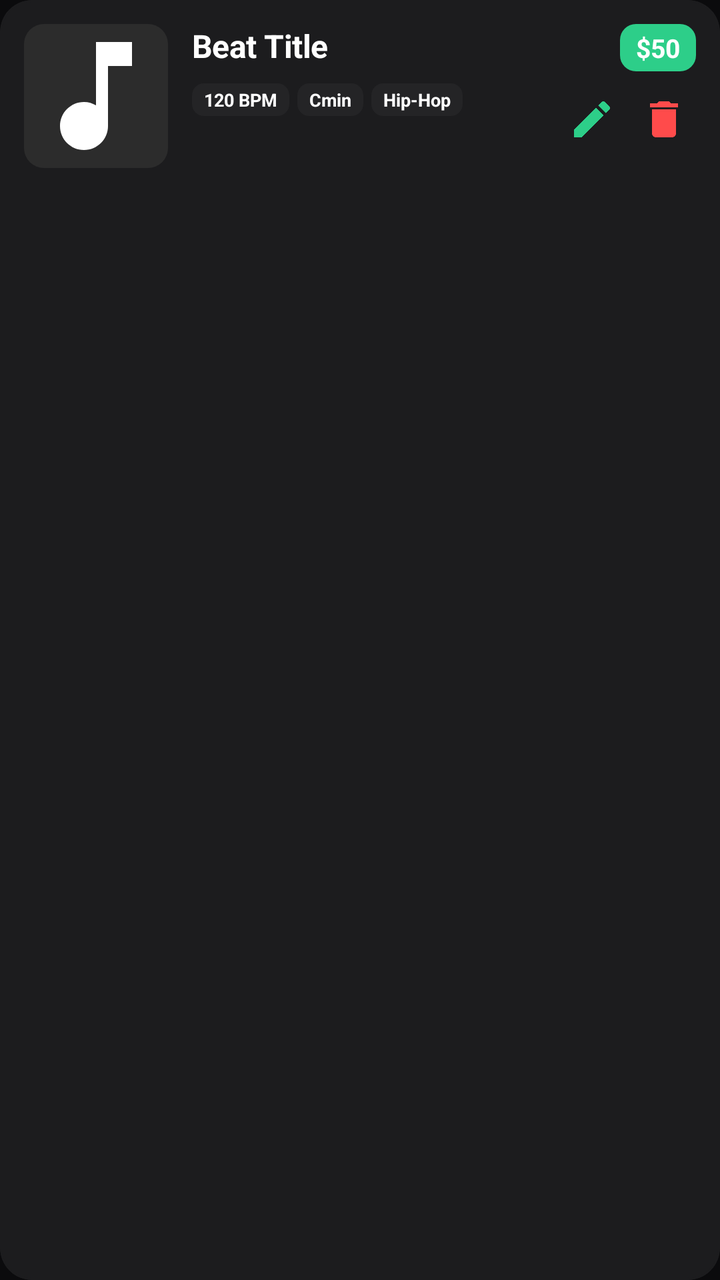
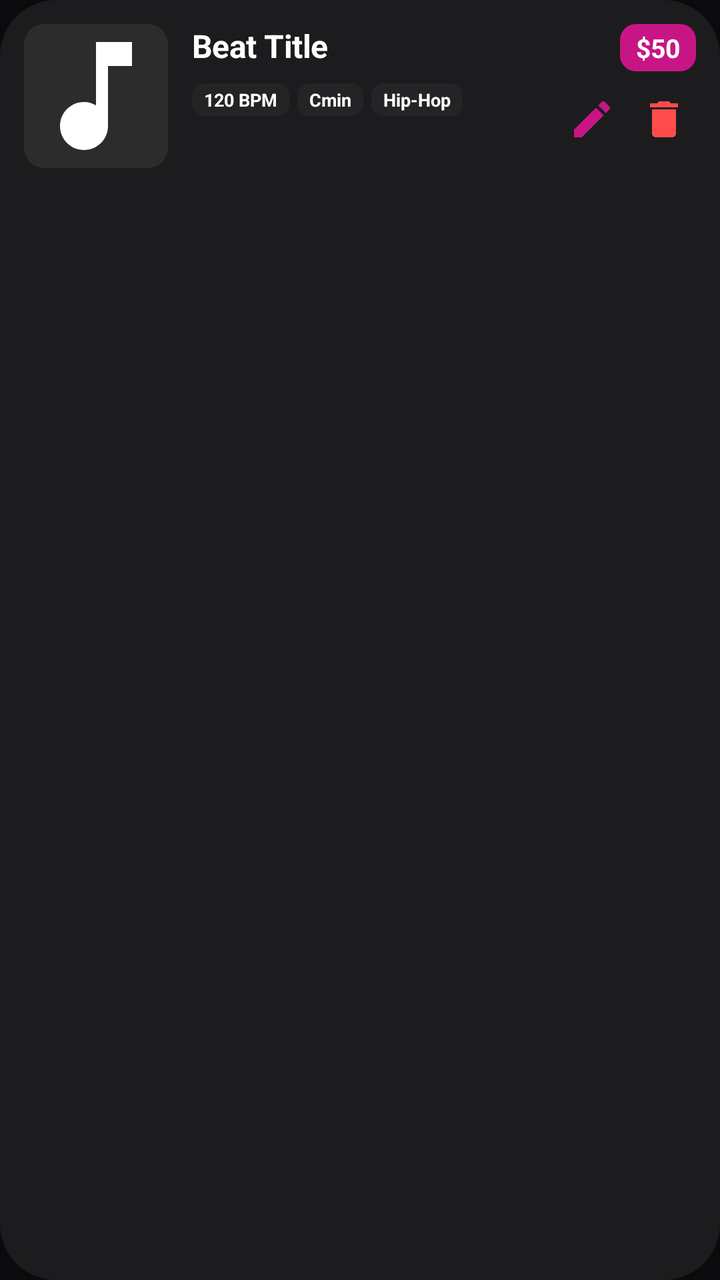

Screens rendered from an Android XML layout before and after an edit, with the pre-edit source and the edit as a unified diff.
<!-- AndroidManifest.xml: application theme Theme.BeatHouse.Splash -->
<!-- res/layout/item_seller_beat.xml -->
<?xml version="1.0" encoding="utf-8"?>
<com.google.android.material.card.MaterialCardView
    xmlns:android="http://schemas.android.com/apk/res/android"
    xmlns:app="http://schemas.android.com/apk/res-auto"
    android:layout_width="match_parent"
    android:layout_height="wrap_content"
    android:layout_marginHorizontal="12dp"
    android:layout_marginVertical="6dp"
    app:cardCornerRadius="16dp"
    app:cardElevation="0dp"
    app:cardBackgroundColor="@color/surface_container"
    app:strokeColor="@color/outline"
    app:strokeWidth="1dp"
    android:stateListAnimator="@null">

    <LinearLayout
        android:layout_width="match_parent"
        android:layout_height="wrap_content"
        android:orientation="horizontal"
        android:padding="12dp"
        android:gravity="top">

        
        <com.google.android.material.card.MaterialCardView
            android:layout_width="72dp"
            android:layout_height="72dp"
            app:cardCornerRadius="10dp"
            app:cardElevation="0dp"
            app:strokeWidth="0dp">
            <ImageView
                android:id="@+id/ivBeatCover"
                android:layout_width="match_parent"
                android:layout_height="match_parent"
                android:scaleType="centerCrop"
                android:src="@drawable/ic_music_note"
                android:background="#2C2C2C" />
        </com.google.android.material.card.MaterialCardView>

        <LinearLayout
            android:layout_width="0dp"
            android:layout_height="wrap_content"
            android:layout_weight="1"
            android:orientation="vertical"
            android:layout_marginStart="12dp">

            <TextView
                android:id="@+id/tvBeatTitle"
                android:layout_width="match_parent"
                android:layout_height="wrap_content"
                android:text="Beat Title"
                android:textColor="@color/on_surface"
                android:textSize="16sp"
                android:textStyle="bold"
                android:letterSpacing="-0.01"
                android:maxLines="2"
                android:ellipsize="end" />

            <LinearLayout
                android:layout_width="match_parent"
                android:layout_height="wrap_content"
                android:layout_marginTop="8dp"
                android:orientation="horizontal">

                <TextView
                    android:id="@+id/tvBeatBpm"
                    android:layout_width="wrap_content"
                    android:layout_height="wrap_content"
                    android:text="120 BPM"
                    android:textSize="9sp"
                    android:textStyle="bold"
                    android:textColor="@color/on_surface"
                    android:paddingHorizontal="6dp"
                    android:paddingVertical="2dp"
                    android:background="@drawable/tag_background"
                    android:maxLines="1" />

                <TextView
                    android:id="@+id/tvBeatKey"
                    android:layout_width="wrap_content"
                    android:layout_height="wrap_content"
                    android:layout_marginStart="4dp"
                    android:text="Cmin"
                    android:textSize="9sp"
                    android:textStyle="bold"
                    android:textColor="@color/on_surface"
                    android:paddingHorizontal="6dp"
                    android:paddingVertical="2dp"
                    android:background="@drawable/tag_background"
                    android:maxLines="1" />

                <TextView
                    android:id="@+id/tvBeatGenre"
                    android:layout_width="wrap_content"
                    android:layout_height="wrap_content"
                    android:layout_marginStart="4dp"
                    android:text="Hip-Hop"
                    android:textSize="9sp"
                    android:textStyle="bold"
                    android:textColor="@color/on_surface"
                    android:paddingHorizontal="6dp"
                    android:paddingVertical="2dp"
                    android:background="@drawable/tag_background"
                    android:maxLines="1"
                    android:ellipsize="end" />
            </LinearLayout>

        </LinearLayout>

        
        <LinearLayout
            android:layout_width="wrap_content"
            android:layout_height="wrap_content"
            android:orientation="vertical"
            android:gravity="end"
            android:layout_marginStart="8dp">

            <TextView
                android:id="@+id/tvBeatPrice"
                android:layout_width="wrap_content"
                android:layout_height="wrap_content"
                android:text="$50"
                android:textSize="13sp"
                android:textStyle="bold"
                android:paddingHorizontal="8dp"
                android:paddingVertical="3dp"
                android:background="@drawable/price_background"
                android:textColor="#FFFFFF" />

            <LinearLayout
                android:layout_width="wrap_content"
                android:layout_height="wrap_content"
                android:layout_marginTop="8dp"
                android:orientation="horizontal"
                android:gravity="center">

                <ImageButton
                    android:id="@+id/btnEditBeat"
                    android:layout_width="32dp"
                    android:layout_height="32dp"
                    android:src="@drawable/ic_edit"
                    android:background="?attr/selectableItemBackgroundBorderless"
                    android:contentDescription="Edit"
                    app:tint="@color/primary" />

                <ImageButton
                    android:id="@+id/btnDeleteBeat"
                    android:layout_width="32dp"
                    android:layout_height="32dp"
                    android:layout_marginStart="4dp"
                    android:src="@drawable/ic_delete"
                    android:background="?attr/selectableItemBackgroundBorderless"
                    android:contentDescription="Delete"
                    app:tint="#FF4B4B" />

            </LinearLayout>

        </LinearLayout>

    </LinearLayout>

</com.google.android.material.card.MaterialCardView>
<!-- resources referenced by this layout -->
<resources>
  <color name="on_surface">#FFFFFF</color>
  <color name="outline">#1C1C1E</color>
  <color name="primary">#2DCE89</color>
  <color name="surface_container">#1C1C1E</color>
  <!-- drawable ic_delete (drawable) -->
  <?xml version="1.0" encoding="utf-8"?>
  <vector xmlns:android="http://schemas.android.com/apk/res/android"
      android:width="24dp"
      android:height="24dp"
      android:viewportWidth="24"
      android:viewportHeight="24">
      <path
          android:fillColor="#F44336"
          android:pathData="M6,19c0,1.1 0.9,2 2,2h8c1.1,0 2,-0.9 2,-2V7H6v12zM19,4h-3.5l-1,-1h-5l-1,1H5v2h14V4z"/>
  </vector>
  <!-- drawable price_background (drawable) -->
  <?xml version="1.0" encoding="utf-8"?>
  <shape xmlns:android="http://schemas.android.com/apk/res/android">
      <corners android:radius="8dp" />
      <solid android:color="@color/primary" />
  </shape>
  <!-- drawable tag_background (drawable) -->
  <shape xmlns:android="http://schemas.android.com/apk/res/android">
      <corners android:radius="6dp" />
      <solid android:color="@color/surface_container_high" />
  </shape>
  <style name="Theme.BeatHouse.Splash" parent="Theme.BeatHouse">
          <item name="android:windowBackground">@color/background</item>
      </style>
  <color name="surface_container_high">#242426</color>
  <color name="background">#0B0B0D</color>
  <color name="primary_container">#004D40</color>
  <color name="on_primary">#FFFFFF</color>
  <color name="secondary">#8E8E93</color>
  <color name="secondary_container">#1C1C1E</color>
  <color name="on_secondary">#FFFFFF</color>
  <color name="error">#FF453A</color>
  <color name="error_container">#330000</color>
  <color name="surface">#121214</color>
  <color name="surface_variant">#1A1A1C</color>
  <color name="on_surface_variant">#B0B0B0</color>
  <style name="Widget.BeatHouse.Button" parent="Widget.Material3.Button">
          <item name="android:textSize">16sp</item>
          <item name="android:textStyle">bold</item>
          <item name="cornerRadius">12dp</item>
          <item name="iconGravity">textStart</item>
          <item name="iconPadding">8dp</item>
          <item name="android:insetTop">4dp</item>
          <item name="android:insetBottom">4dp</item>
          <item name="backgroundTint">@color/primary</item>
          <item name="android:textColor">@color/on_primary</item>
      </style>
  <style name="Widget.BeatHouse.Card" parent="Widget.Material3.CardView.Elevated">
          <item name="cardCornerRadius">16dp</item>
          <item name="cardElevation">0dp</item>
          <item name="strokeColor">@color/outline</item>
          <item name="strokeWidth">1dp</item>
          <item name="cardBackgroundColor">@color/surface_container</item>
      </style>
  <style name="Widget.BeatHouse.BottomNavigation" parent="Widget.Material3.BottomNavigationView">
          <item name="itemIconTint">@color/bottom_nav_icon_tint</item>
          <item name="itemTextColor">@color/bottom_nav_text_tint</item>
          <item name="itemBackground">@color/surface</item>
          <item name="android:background">@color/surface</item>
          <item name="elevation">0dp</item>
          <item name="itemPaddingTop">12dp</item>
          <item name="itemPaddingBottom">12dp</item>
      </style>
  <style name="Widget.BeatHouse.AppBarLayout" parent="Widget.Material3.AppBarLayout">
          <item name="android:background">@color/surface</item>
          <item name="backgroundTint">@color/surface</item>
      </style>
  <style name="Widget.BeatHouse.Chip" parent="Widget.Material3.Chip.Filter">
          <item name="chipCornerRadius">12dp</item>
          <item name="chipStrokeColor">@color/outline</item>
          <item name="chipStrokeWidth">1dp</item>
          <item name="android:textColor">@color/on_surface_variant</item>
          <item name="chipBackgroundColor">@color/surface_container</item>
          <item name="checkedIconTint">@color/primary</item>
          <item name="android:textSize">14sp</item>
      </style>
  <!-- unchanged entries left out for length: 4 -->
</resources>

<!-- the commit's change to res/layout/item_seller_beat.xml (unified diff, before → after) -->
@@ -6,7 +6,7 @@
     android:layout_height="wrap_content"
     android:layout_marginHorizontal="12dp"
     android:layout_marginVertical="6dp"
-    app:cardCornerRadius="16dp"
+    app:cardCornerRadius="28dp"
     app:cardElevation="0dp"
     app:cardBackgroundColor="@color/surface_container"
     app:strokeColor="@color/outline"
<!-- resource entries referenced after the edit -->
@@ -2,7 +2,7 @@
 <resources>
   <color name="on_surface">#FFFFFF</color>
   <color name="outline">#1C1C1E</color>
-  <color name="primary">#2DCE89</color>
+  <color name="primary">#C71585</color>
   <color name="surface_container">#1C1C1E</color>
   <!-- drawable ic_delete (drawable) -->
   <?xml version="1.0" encoding="utf-8"?>
@@ -31,7 +31,7 @@
       </style>
   <color name="surface_container_high">#242426</color>
   <color name="background">#0B0B0D</color>
-  <color name="primary_container">#004D40</color>
+  <color name="primary_container">#4D0033</color>
   <color name="on_primary">#FFFFFF</color>
   <color name="secondary">#8E8E93</color>
   <color name="secondary_container">#1C1C1E</color>
@@ -44,7 +44,7 @@
   <style name="Widget.BeatHouse.Button" parent="Widget.Material3.Button">
           <item name="android:textSize">16sp</item>
           <item name="android:textStyle">bold</item>
-          <item name="cornerRadius">12dp</item>
+          <item name="cornerRadius">24dp</item>
           <item name="iconGravity">textStart</item>
           <item name="iconPadding">8dp</item>
           <item name="android:insetTop">4dp</item>
@@ -53,7 +53,7 @@
           <item name="android:textColor">@color/on_primary</item>
       </style>
   <style name="Widget.BeatHouse.Card" parent="Widget.Material3.CardView.Elevated">
-          <item name="cardCornerRadius">16dp</item>
+          <item name="cardCornerRadius">28dp</item>
           <item name="cardElevation">0dp</item>
           <item name="strokeColor">@color/outline</item>
           <item name="strokeWidth">1dp</item>
@@ -62,18 +62,19 @@
   <style name="Widget.BeatHouse.BottomNavigation" parent="Widget.Material3.BottomNavigationView">
           <item name="itemIconTint">@color/bottom_nav_icon_tint</item>
           <item name="itemTextColor">@color/bottom_nav_text_tint</item>
-          <item name="itemBackground">@color/surface</item>
-          <item name="android:background">@color/surface</item>
+          <item name="itemBackground">@android:color/transparent</item>
+          <item name="android:background">@android:color/transparent</item>
           <item name="elevation">0dp</item>
           <item name="itemPaddingTop">12dp</item>
           <item name="itemPaddingBottom">12dp</item>
+          <item name="labelVisibilityMode">unlabeled</item>
       </style>
   <style name="Widget.BeatHouse.AppBarLayout" parent="Widget.Material3.AppBarLayout">
           <item name="android:background">@color/surface</item>
           <item name="backgroundTint">@color/surface</item>
       </style>
   <style name="Widget.BeatHouse.Chip" parent="Widget.Material3.Chip.Filter">
-          <item name="chipCornerRadius">12dp</item>
+          <item name="chipCornerRadius">20dp</item>
           <item name="chipStrokeColor">@color/outline</item>
           <item name="chipStrokeWidth">1dp</item>
           <item name="android:textColor">@color/on_surface_variant</item>
